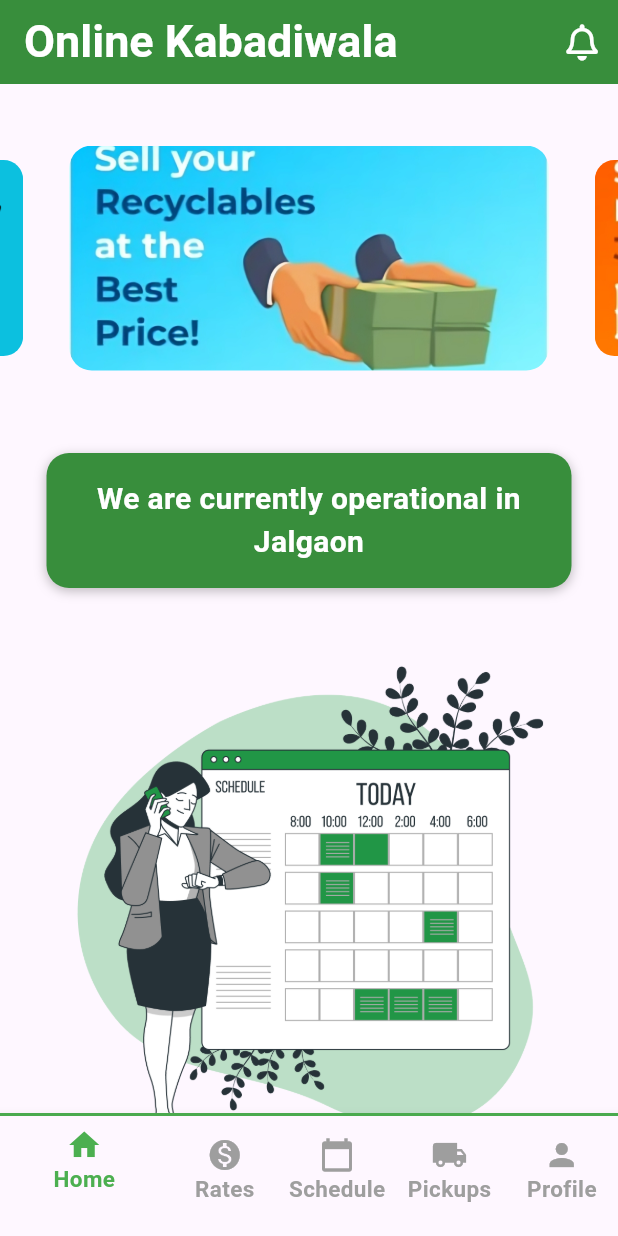
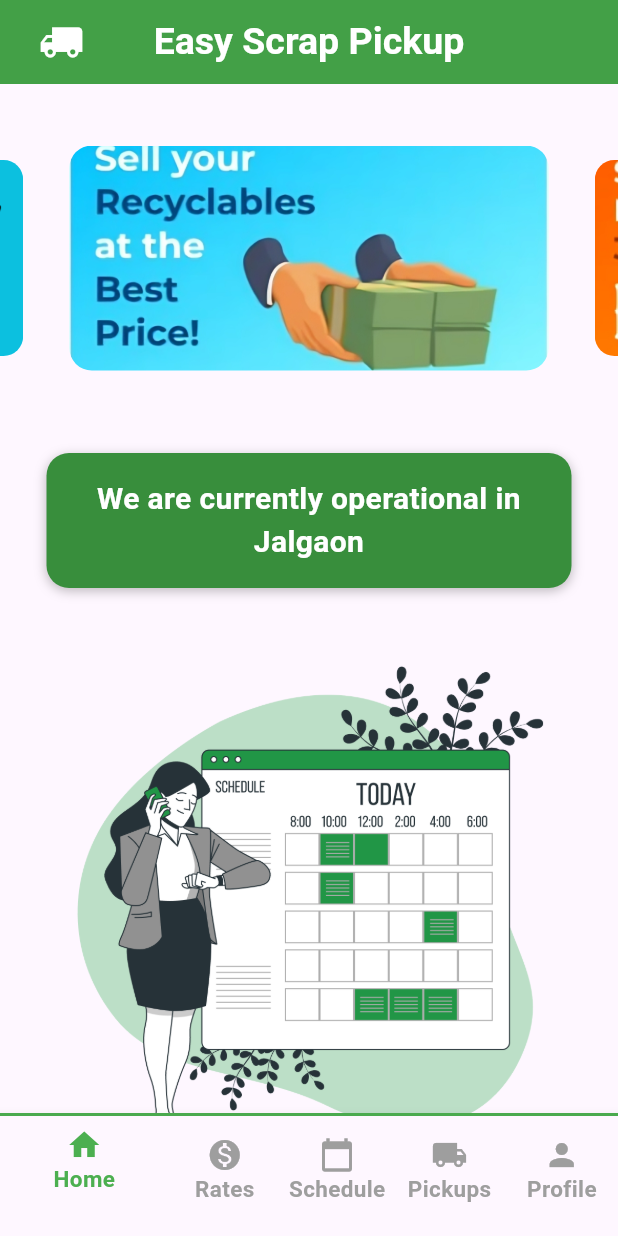
Before and after one commit to Sagar-vpatil/Easy_Scrap_Pickup_App, a Flutter app: the MyUserHome screen opened by its route, on a phone screen of 412 x 824 dp. Run offline on Flutter 3.47's test engine with Material 3 defaults, Android fonts, the phone set to English and light mode, and no system bars; drawn by our look-alikes of carousel_slider; our stand-ins replace cloud_firestore, firebase_auth, firebase_core, firebase_crashlytics, fluttertoast, font_awesome_flutter and 3 more; accounts and stored records are empty.

Commit message:
Some Minor Changes

```diff
--- a/lib/Admin/adminhome.dart
+++ b/lib/Admin/adminhome.dart
@@ -35,7 +35,7 @@ class _MyAdminHomeState extends State<MyAdminHome> {
   Widget build(BuildContext context) {
     return Scaffold(
       appBar: AppBar(
-        title: const Text('Online Kabadiwala',style:
+        title: const Text('Easy Scrap Pickup',style:
         TextStyle(
           fontSize: 25,
           fontWeight: FontWeight.bold,
--- a/lib/User/userhome.dart
+++ b/lib/User/userhome.dart
@@ -27,27 +27,27 @@ class _MyUserHomeState extends State<MyUserHome> {
   Widget build(BuildContext context) {
     return Scaffold(
       appBar: AppBar(
+        title: const Text('Easy Scrap Pickup',style:
+        TextStyle(
+          fontSize: 25,
+          fontWeight: FontWeight.bold,
+          color: Colors.white,
+        ),),
+        centerTitle: true,
+        backgroundColor: Colors.green.shade600,
         automaticallyImplyLeading: false,
-        backgroundColor: Colors.green[700],
-        title: const Text(
-          'Online Kabadiwala',
-          style: TextStyle(
-            fontSize: 30,
-            color: Colors.white,
-            fontWeight: FontWeight.bold,
+        leading: Container(
+          margin: EdgeInsets.only(left: 35), // Adjust margin as needed
+          child: Transform(
+            alignment: Alignment.center,
+            transform: Matrix4.rotationY(3.14159),  // Rotating 180 degrees
+            child: Icon(
+              Icons.local_shipping,
+              color: Colors.white,
+              size: 30.0,  // Adjust size as needed
+            ),
           ),
         ),
-        iconTheme: const IconThemeData(color: Colors.white),
-        actions: [
-          IconButton(
-            icon: const FaIcon(FontAwesomeIcons.bell),
-            onPressed: () {
-              ScaffoldMessenger.of(context).showSnackBar(
-                const SnackBar(content: Text("Notifications pressed")),
-              );
-            },
-          ),
-        ],
       ),
       body: SingleChildScrollView(
         child: Column(
--- a/lib/main.dart
+++ b/lib/main.dart
@@ -116,4 +116,3 @@ class SplashScreen extends StatelessWidget {
     );
   }
 }
-// Some of the code snippets are not formatted properly. Please format the code before comparing.
```
Also changed, not shown: lib/login.dart (+19 -1 lines).
